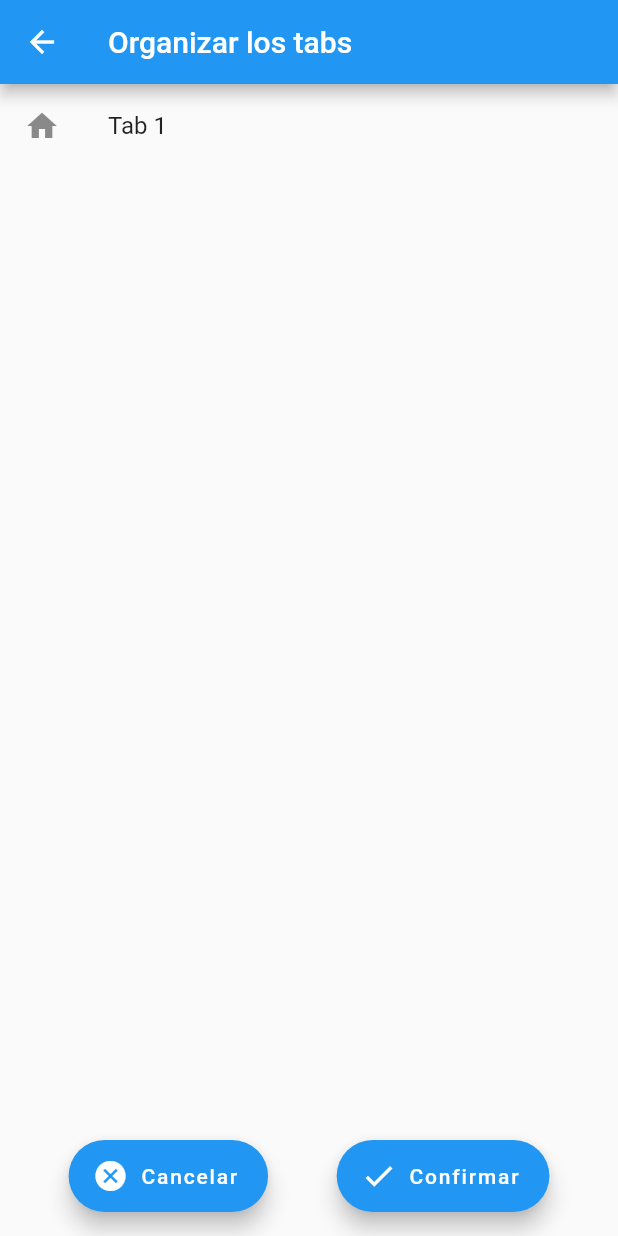
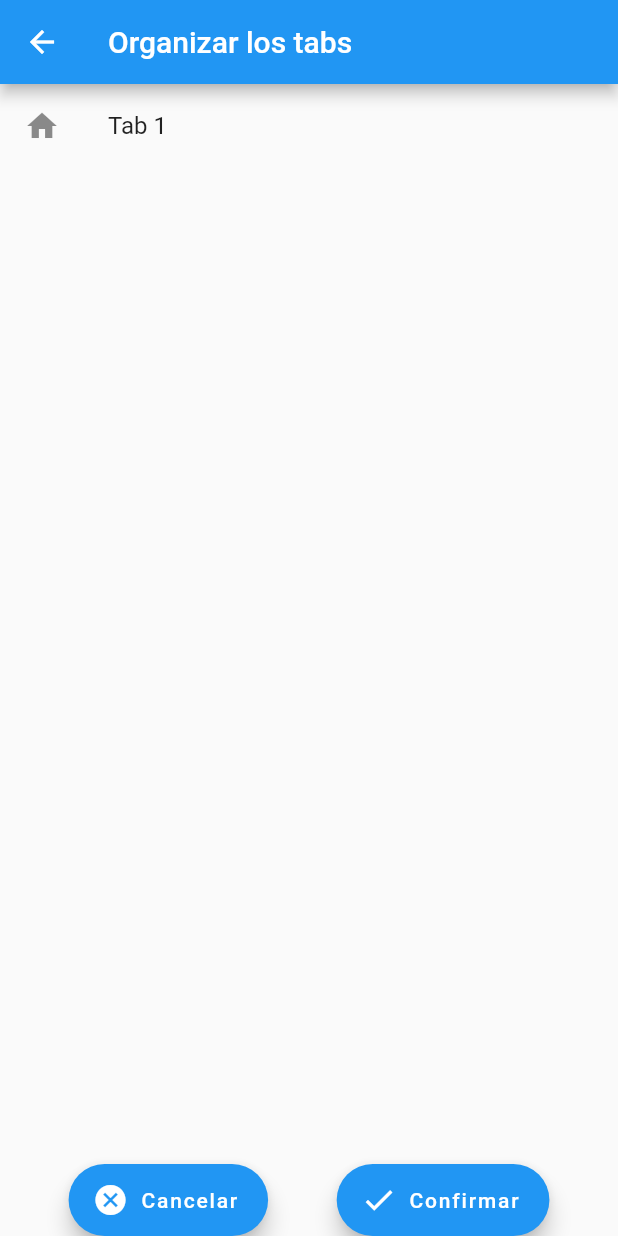
Before and after one commit to MagnoDaza/separado, a Flutter app: the TabOrganizerPage screen opened directly, on a phone screen of 412 x 824 dp. Run offline on Flutter 3.47's test engine with Material 2 defaults, Android fonts, the phone set to English and light mode, and no system bars; our stand-ins replace fluttertoast.

Commit message:
ahora es mas agraba organizar los tabs

```diff
--- a/lib/tab_organizer_page.dart
+++ b/lib/tab_organizer_page.dart
@@ -1,4 +1,3 @@
-// archivo: tab_organizer_page.dart
 import 'package:flutter/material.dart';
 import 'package:fluttertoast/fluttertoast.dart';
 import 'package:provider/provider.dart';
@@ -11,7 +10,10 @@ class TabOrganizerPage extends StatelessWidget {
       appBar: AppBar(
         title: Text('Organizar los tabs'),
       ),
-      body: ReorderableListView(
+      body: Column(
+        children: [
+          Expanded(
+            child: ReorderableListView(
               onReorder: (oldIndex, newIndex) =>
                   Provider.of<TabProvider>(context, listen: false)
                       .reorderTabs(oldIndex, newIndex),
@@ -23,8 +25,7 @@ class TabOrganizerPage extends StatelessWidget {
                 );
               }).toList(),
             ),
-      floatingActionButtonLocation: FloatingActionButtonLocation.centerFloat,
-      floatingActionButton:
+          ),
           Row(mainAxisAlignment: MainAxisAlignment.spaceEvenly, children: [
             FloatingActionButton.extended(
               onPressed: () {
@@ -48,6 +49,8 @@ class TabOrganizerPage extends StatelessWidget {
               icon: Icon(Icons.check),
             ),
           ]),
+        ],
+      ),
     );
   }
 }
```
Lines whose indentation alone changed are shown as unchanged.
